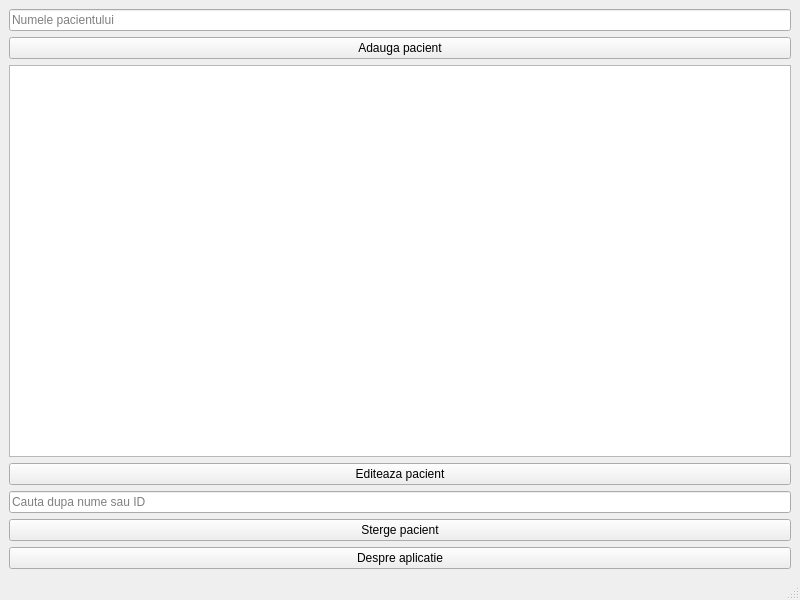
Old version of the form mainwindow.ui in the repository CPRBusiness/MedDesk.
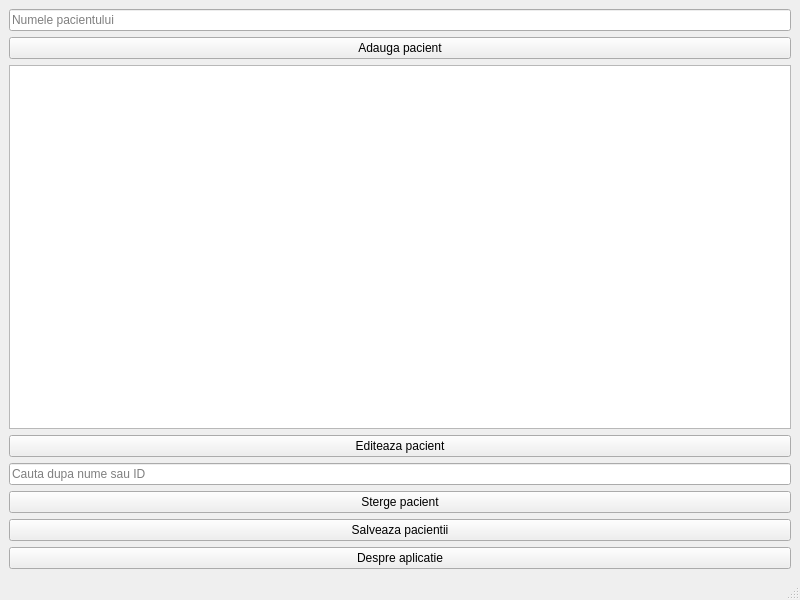
New version of the form.

Commit message: feat: save patients to JSON

Patch:
```diff
--- a/mainwindow.ui
+++ b/mainwindow.ui
@@ -53,6 +53,13 @@
       </property>
      </widget>
     </item>
+    <item>
+     <widget class="QPushButton" name="savePatientsButton">
+      <property name="text">
+       <string>Salveaza pacientii</string>
+      </property>
+     </widget>
+    </item>
     <item>
      <widget class="QPushButton" name="aboutButton">
       <property name="text">
```
The commit also changes 7 other files.
